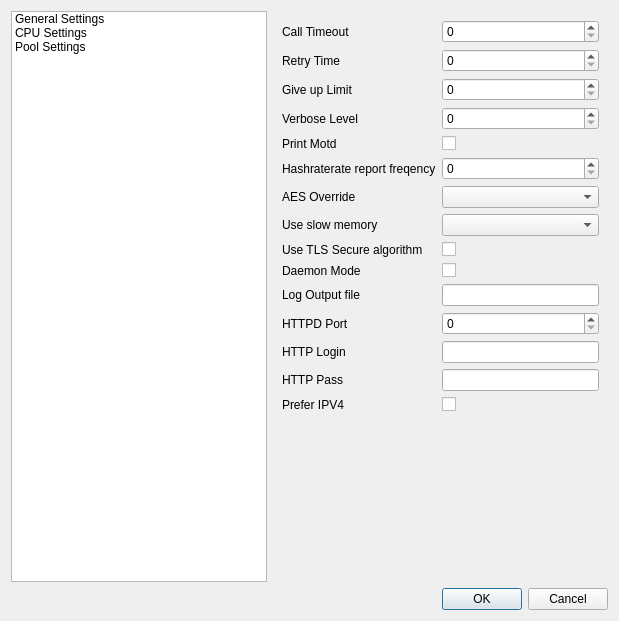
Old version of the form DonationMining/src/SettingsWindow.ui in the repository jondef/MiningForHumanity.
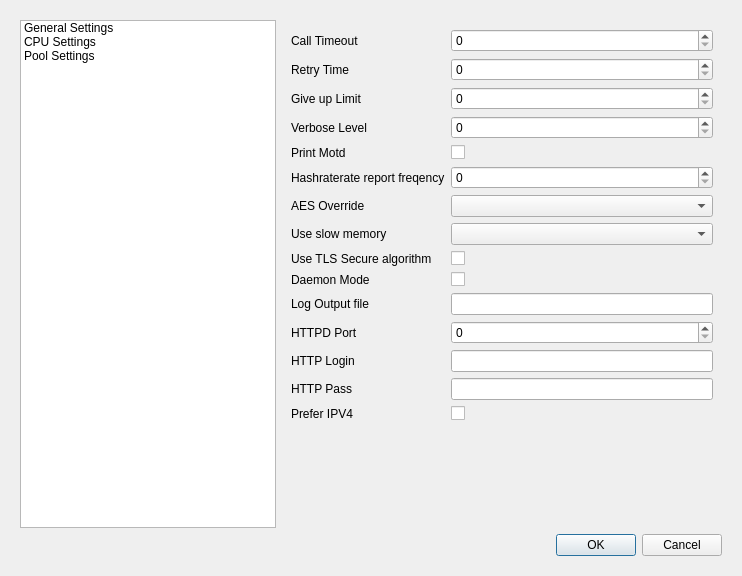
New version of the form. The open tabs and pages were chosen to show the change.

The edit to the form file:
```diff
--- a/DonationMining/src/SettingsWindow.ui
+++ b/DonationMining/src/SettingsWindow.ui
@@ -1,27 +1,54 @@
 <?xml version="1.0" encoding="UTF-8"?>
 <ui version="4.0">
  <class>uiSettingsWindow</class>
- <widget class="QDialog" name="uiSettingsWindow">
+ <widget class="QWidget" name="uiSettingsWindow">
   <property name="geometry">
    <rect>
     <x>0</x>
     <y>0</y>
-    <width>619</width>
-    <height>621</height>
+    <width>742</width>
+    <height>576</height>
    </rect>
   </property>
   <property name="windowTitle">
    <string>Dialog</string>
   </property>
   <layout class="QGridLayout" name="gridLayout_2">
-   <item row="3" column="1">
-    <widget class="QDialogButtonBox" name="buttonBox">
-     <property name="orientation">
-      <enum>Qt::Horizontal</enum>
-     </property>
-     <property name="standardButtons">
-      <set>QDialogButtonBox::Cancel|QDialogButtonBox::Ok</set>
-     </property>
+   <item row="0" column="0">
+    <widget class="QWidget" name="centralWidget" native="true">
+     <layout class="QGridLayout" name="gridLayout_3">
+      <item row="0" column="0">
+       <widget class="QListWidget" name="listWidget">
+        <property name="sizePolicy">
+         <sizepolicy hsizetype="Minimum" vsizetype="Expanding">
+          <horstretch>0</horstretch>
+          <verstretch>0</verstretch>
+         </sizepolicy>
+        </property>
+        <property name="baseSize">
+         <size>
+          <width>0</width>
+          <height>0</height>
+         </size>
+        </property>
+        <property name="styleSheet">
+         <string notr="true"/>
+        </property>
+        <item>
+         <property name="text">
+          <string>General Settings</string>
+         </property>
+        </item>
+        <item>
+         <property name="text">
+          <string>CPU Settings</string>
+         </property>
+        </item>
+        <item>
+         <property name="text">
+          <string>Pool Settings</string>
+         </property>
+        </item>
     </widget>
    </item>
    <item row="0" column="1">
@@ -265,29 +292,17 @@
      </widget>
     </widget>
    </item>
-   <item row="0" column="0" rowspan="2">
-    <widget class="QListWidget" name="listWidget">
-     <property name="sizePolicy">
-      <sizepolicy hsizetype="Minimum" vsizetype="Expanding">
-       <horstretch>0</horstretch>
-       <verstretch>0</verstretch>
-      </sizepolicy>
-     </property>
-     <item>
-      <property name="text">
-       <string>General Settings</string>
-      </property>
-     </item>
-     <item>
-      <property name="text">
-       <string>CPU Settings</string>
-      </property>
-     </item>
-     <item>
-      <property name="text">
-       <string>Pool Settings</string>
-      </property>
-     </item>
+      <item row="1" column="1">
+       <widget class="QDialogButtonBox" name="buttonBox">
+        <property name="orientation">
+         <enum>Qt::Horizontal</enum>
+        </property>
+        <property name="standardButtons">
+         <set>QDialogButtonBox::Cancel|QDialogButtonBox::Ok</set>
+        </property>
+       </widget>
+      </item>
+     </layout>
     </widget>
    </item>
   </layout>
```
Left out of the diff: 44 changed lines with no effect on the pictures. Lines whose indentation alone changed are shown as unchanged.
